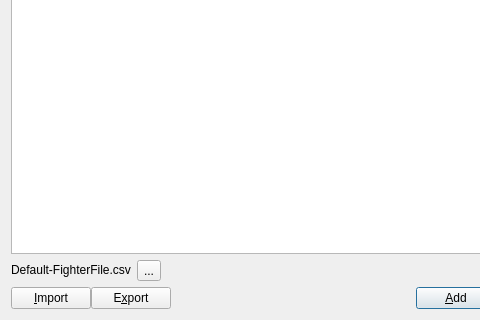
First picture: the form in base/FighterManagerDlg.ui, repository fmuecke/Ipponboard, before the edit; both pictures show x 0 to 480 and y 112 to 432 of the 587 by 432 pixel window.
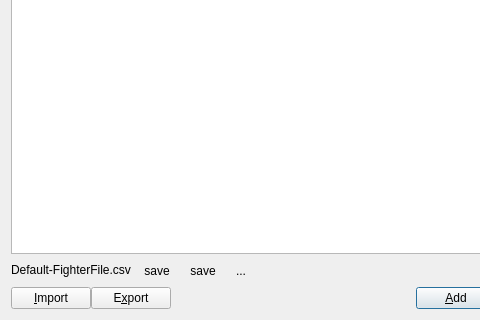
Second picture: the form after the edit. Icons and pictures are not drawn.

Commit message: default fighter file can be saved and re-loaded directly from fighter manager dialog

Patch:
```diff
--- a/base/FighterManagerDlg.ui
+++ b/base/FighterManagerDlg.ui
@@ -98,6 +98,58 @@
        </property>
       </widget>
      </item>
+     <item>
+      <widget class="QToolButton" name="toolButton_reload">
+       <property name="statusTip">
+        <string>re-load from file</string>
+       </property>
+       <property name="text">
+        <string notr="true">save</string>
+       </property>
+       <property name="icon">
+        <iconset resource="ipponboard.qrc">
+         <normaloff>:/res/icons/arrow-circle.png</normaloff>:/res/icons/arrow-circle.png</iconset>
+       </property>
+       <property name="popupMode">
+        <enum>QToolButton::DelayedPopup</enum>
+       </property>
+       <property name="toolButtonStyle">
+        <enum>Qt::ToolButtonIconOnly</enum>
+       </property>
+       <property name="autoRaise">
+        <bool>true</bool>
+       </property>
+       <property name="arrowType">
+        <enum>Qt::NoArrow</enum>
+       </property>
+      </widget>
+     </item>
+     <item>
+      <widget class="QToolButton" name="toolButton_save">
+       <property name="statusTip">
+        <string>save to file</string>
+       </property>
+       <property name="text">
+        <string notr="true">save</string>
+       </property>
+       <property name="icon">
+        <iconset resource="ipponboard.qrc">
+         <normaloff>:/res/icons/save.png</normaloff>:/res/icons/save.png</iconset>
+       </property>
+       <property name="popupMode">
+        <enum>QToolButton::DelayedPopup</enum>
+       </property>
+       <property name="toolButtonStyle">
+        <enum>Qt::ToolButtonIconOnly</enum>
+       </property>
+       <property name="autoRaise">
+        <bool>true</bool>
+       </property>
+       <property name="arrowType">
+        <enum>Qt::NoArrow</enum>
+       </property>
+      </widget>
+     </item>
      <item>
       <widget class="QToolButton" name="toolButton_openFolder">
        <property name="statusTip">
@@ -115,6 +167,9 @@
        <property name="toolButtonStyle">
         <enum>Qt::ToolButtonTextOnly</enum>
        </property>
+       <property name="autoRaise">
+        <bool>true</bool>
+       </property>
        <property name="arrowType">
         <enum>Qt::NoArrow</enum>
        </property>
```
The commit also changes 9 other files.
